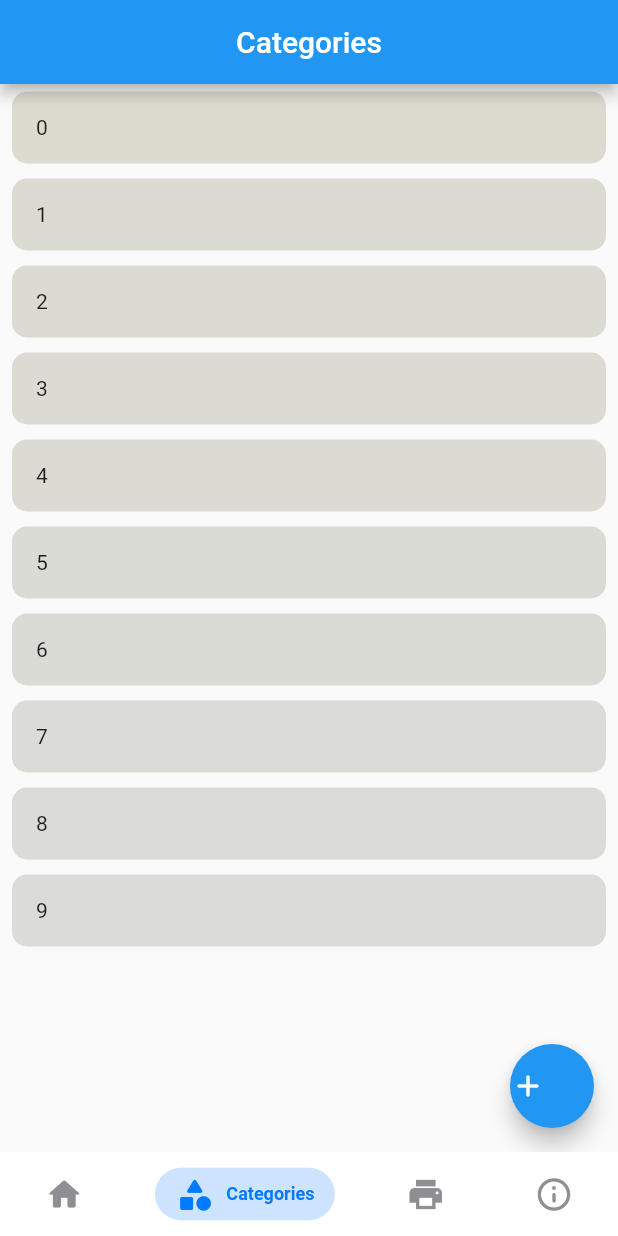
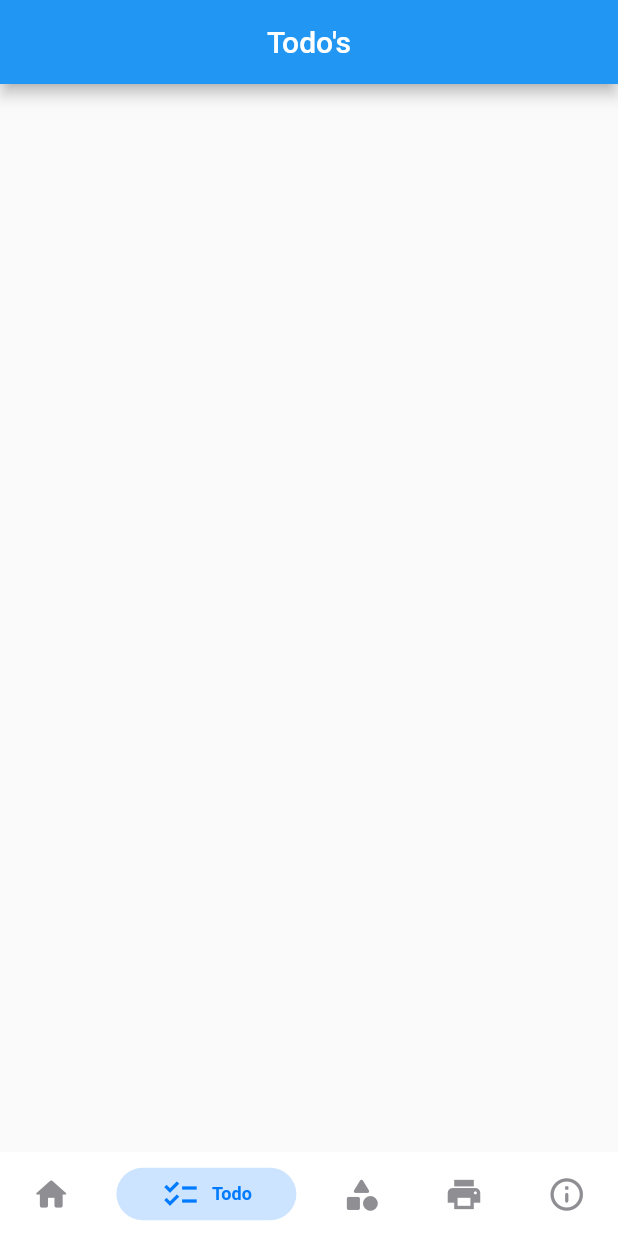
Before and after one commit to shamrat1/expanse_manager_app, a Flutter app: the screen it shows after launch, item 2 of the bottom bar chosen, on a phone screen of 412 x 824 dp. Run offline on Flutter 3.47's test engine with Material 2 defaults, Android fonts, the phone set to English and light mode, and no system bars; drawn by our look-alikes of persistent_bottom_nav_bar; our stand-ins replace get, syncfusion_flutter_charts.

Commit message:
todo added

```diff
--- a/lib/main.dart
+++ b/lib/main.dart
@@ -2,6 +2,7 @@ import 'package:expanse_manager/views/screens/about.dart';
 import 'package:expanse_manager/views/screens/category_page.dart';
 import 'package:expanse_manager/views/screens/home_page.dart';
 import 'package:expanse_manager/views/screens/report_page.dart';
+import 'package:expanse_manager/views/screens/todo.dart';
 import 'package:flutter/material.dart';
 import 'package:get/get.dart';
 import 'package:persistent_bottom_nav_bar/persistent-tab-view.dart';
@@ -41,13 +42,20 @@ class _LandingPageState extends State<LandingPage> {
       context,
       screens: [
         HomePage(),
+        TodoPage(),
         CategoryPage(),
         ReportPage(),
         AboutPage(),
       ],
       items: [
         PersistentBottomNavBarItem(
-            icon: Icon(Icons.home_rounded), title: "Home"),
+          icon: Icon(Icons.home_rounded),
+          title: "Home",
+        ),
+        PersistentBottomNavBarItem(
+          icon: Icon(Icons.checklist),
+          title: "Todo",
+        ),
         PersistentBottomNavBarItem(
             icon: Icon(Icons.category_rounded), title: "Categories"),
         PersistentBottomNavBarItem(icon: Icon(Icons.print), title: "Report"),
--- a/lib/views/screens/category_page.dart
+++ b/lib/views/screens/category_page.dart
@@ -1,4 +1,5 @@
 import 'package:expanse_manager/app/extensions/color_extension.dart';
+import 'package:expanse_manager/views/widgets/custom_appbar.dart';
 import 'package:flutter/material.dart';
 
 class CategoryPage extends StatefulWidget {
@@ -12,10 +13,7 @@ class _CategoryPageState extends State<CategoryPage> {
   @override
   Widget build(BuildContext context) {
     return Scaffold(
-      appBar: AppBar(
-        title: const Text("Categories"),
-        centerTitle: true,
-      ),
+      appBar: getCustomAppBar(title: "Categories"),
       body: ListView.builder(
         itemCount: 10,
         itemBuilder: (context, index) {
--- a/lib/views/screens/home_page.dart
+++ b/lib/views/screens/home_page.dart
@@ -1,6 +1,7 @@
 import 'dart:math';
 
 import 'package:expanse_manager/app/controllers/HomeController.dart';
+import 'package:expanse_manager/views/widgets/custom_appbar.dart';
 import 'package:flutter/material.dart';
 import 'package:get/get.dart';
 import 'package:syncfusion_flutter_charts/charts.dart';
@@ -28,10 +29,7 @@ class _HomePageState extends State<HomePage> {
   @override
   Widget build(BuildContext context) {
     return Scaffold(
-      appBar: AppBar(
-        title: Text('Expanse'),
-        centerTitle: true,
-      ),
+      appBar: getCustomAppBar(title: "Expanse Manager"),
       body: Container(
         margin: EdgeInsets.only(top: MediaQuery.of(context).padding.top),
         padding: const EdgeInsets.symmetric(horizontal: 16),
--- a/lib/views/screens/report_page.dart
+++ b/lib/views/screens/report_page.dart
@@ -1,3 +1,4 @@
+import 'package:expanse_manager/views/widgets/custom_appbar.dart';
 import 'package:flutter/material.dart';
 
 class ReportPage extends StatefulWidget {
@@ -10,6 +11,9 @@ class ReportPage extends StatefulWidget {
 class _ReportPageState extends State<ReportPage> {
   @override
   Widget build(BuildContext context) {
-    return Container();
+    return Scaffold(
+      appBar: getCustomAppBar(title: "Report"),
+      body: Container(),
+    );
   }
 }
--- a/lib/views/screens/signin_page.dart
+++ b/lib/views/screens/signin_page.dart
@@ -1,3 +1,4 @@
+import 'package:expanse_manager/views/widgets/custom_appbar.dart';
 import 'package:flutter/material.dart';
 
 class SignInPage extends StatefulWidget {
@@ -11,10 +12,7 @@ class _SignInPageState extends State<SignInPage> {
   @override
   Widget build(BuildContext context) {
     return Scaffold(
-      appBar: AppBar(
-        title: Text("Sign In"),
-        centerTitle: true,
-      ),
+      appBar: getCustomAppBar(title: "Sign In"),
       body: Container(),
     );
   }
--- a/lib/views/screens/signup_page.dart
+++ b/lib/views/screens/signup_page.dart
@@ -1,3 +1,4 @@
+import 'package:expanse_manager/views/widgets/custom_appbar.dart';
 import 'package:flutter/material.dart';
 
 class SignUpPage extends StatefulWidget {
@@ -10,6 +11,9 @@ class SignUpPage extends StatefulWidget {
 class _SignUpPageState extends State<SignUpPage> {
   @override
   Widget build(BuildContext context) {
-    return Container();
+    return Scaffold(
+      appBar: getCustomAppBar(title: "Sign Up"),
+      body: Container(),
+    );
   }
 }
--- /dev/null
+++ b/lib/views/screens/todo.dart
@@ -0,0 +1,19 @@
+import 'package:expanse_manager/views/widgets/custom_appbar.dart';
+import 'package:flutter/material.dart';
+
+class TodoPage extends StatefulWidget {
+  const TodoPage({Key? key}) : super(key: key);
+
+  @override
+  _TodoPageState createState() => _TodoPageState();
+}
+
+class _TodoPageState extends State<TodoPage> {
+  @override
+  Widget build(BuildContext context) {
+    return Scaffold(
+      appBar: getCustomAppBar(title: "Todo's"),
+      body: Container(),
+    );
+  }
+}
--- a/lib/views/widgets/custom_appbar.dart
+++ b/lib/views/widgets/custom_appbar.dart
@@ -0,0 +1,10 @@
+import 'package:flutter/material.dart';
+
+AppBar getCustomAppBar({
+  required String title,
+}) {
+  return AppBar(
+    title: Text(title),
+    centerTitle: true,
+  );
+}
```
Also changed, not shown: lib/views/screens/about.dart (+17 -4 lines).
